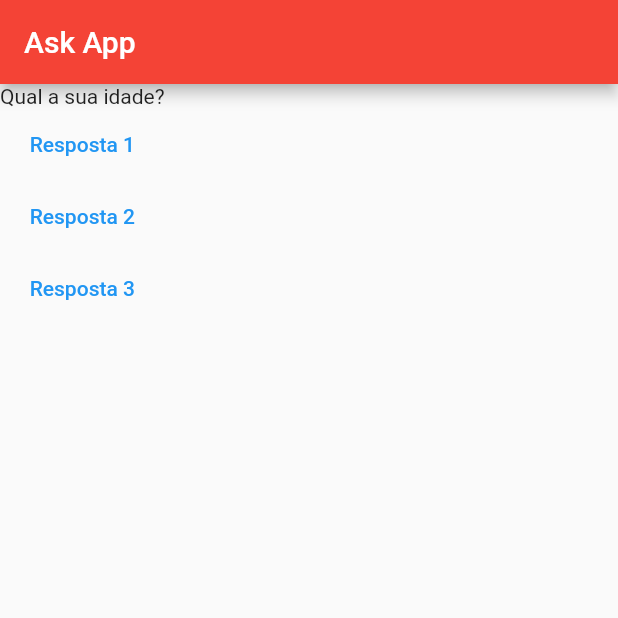
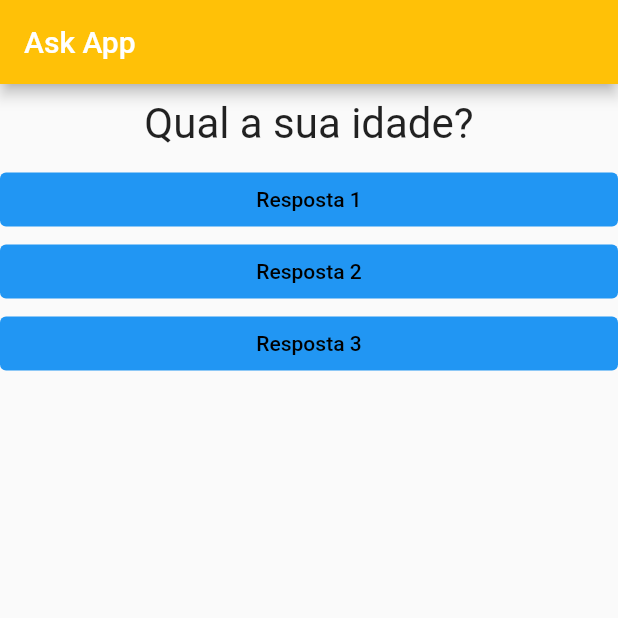
Before and after one commit to SamuelXimenes27/askApp, a Flutter app: the screen it shows after launch, after a tap on "Resposta 1", on a phone screen of 412 x 824 dp, the top half of it. Run offline on Flutter 3.47's test engine with Material 2 defaults, Android fonts, the phone set to English and light mode, and no system bars.

Commit message:
widgets estilizados de forma simples

```diff
--- /dev/null
+++ b/lib/answer.dart
@@ -0,0 +1,23 @@
+import 'package:flutter/material.dart';
+
+class Answer extends StatelessWidget {
+  final String texto;
+  final void Function() onPressed;
+
+  Answer(this.texto, this.onPressed);
+
+  @override
+  Widget build(BuildContext context) {
+    return Container(
+      width: double.infinity,
+      child: TextButton(
+        style: TextButton.styleFrom(
+          backgroundColor: Colors.blue,
+          primary: Colors.black,
+        ),
+        onPressed: onPressed,
+        child: Text(texto),
+      ),
+    );
+  }
+}
--- a/lib/main.dart
+++ b/lib/main.dart
@@ -1,15 +1,16 @@
 import 'package:flutter/material.dart';
+import './question.dart';
+import './answer.dart';
 
 void main() => runApp(PerguntaApp());
 
-class PerguntaAppState extends State<PerguntaApp> {
-  var perguntaSelecionada = 0;
+class _PerguntaAppState extends State<PerguntaApp> {
+  var _perguntaSelecionada = 0;
 
-  void responder() {
+  void _responder() {
     setState(() {
-      perguntaSelecionada++;
+      _perguntaSelecionada++;
     });
-    print(perguntaSelecionada);
   }
 
   @override
@@ -24,23 +25,14 @@ class PerguntaAppState extends State<PerguntaApp> {
       home: Scaffold(
         appBar: AppBar(
           title: const Text("Ask App"),
-          backgroundColor: Colors.red,
+          backgroundColor: Colors.amber,
         ),
         body: Column(
           children: <Widget>[
-            Text(perguntas[perguntaSelecionada]),
-            TextButton(
-              onPressed: responder,
-              child: Text("Resposta 1"),
-            ),
-            TextButton(
-              onPressed: responder,
-              child: Text("Resposta 2"),
-            ),
-            TextButton(
-              onPressed: responder,
-              child: Text("Resposta 3"),
-            )
+            Question(perguntas[_perguntaSelecionada]),
+            Answer('Resposta 1', _responder),
+            Answer('Resposta 2', _responder),
+            Answer('Resposta 3', _responder),
           ],
         ),
       ),
@@ -50,7 +42,7 @@ class PerguntaAppState extends State<PerguntaApp> {
 
 class PerguntaApp extends StatefulWidget {
   @override
-  PerguntaAppState createState() {
-    return PerguntaAppState();
+  _PerguntaAppState createState() {
+    return _PerguntaAppState();
   }
 }
--- /dev/null
+++ b/lib/question.dart
@@ -0,0 +1,21 @@
+import 'package:flutter/material.dart';
+
+class Question extends StatelessWidget {
+  final String texto;
+  Question(this.texto);
+
+  @override
+  Widget build(BuildContext context) {
+    return Container(
+      width: double.infinity,
+      margin: EdgeInsets.all(10),
+      child: Text(
+        texto,
+        style: TextStyle(
+          fontSize: 28,
+        ),
+        textAlign: TextAlign.center,
+      ),
+    );
+  }
+}
```
